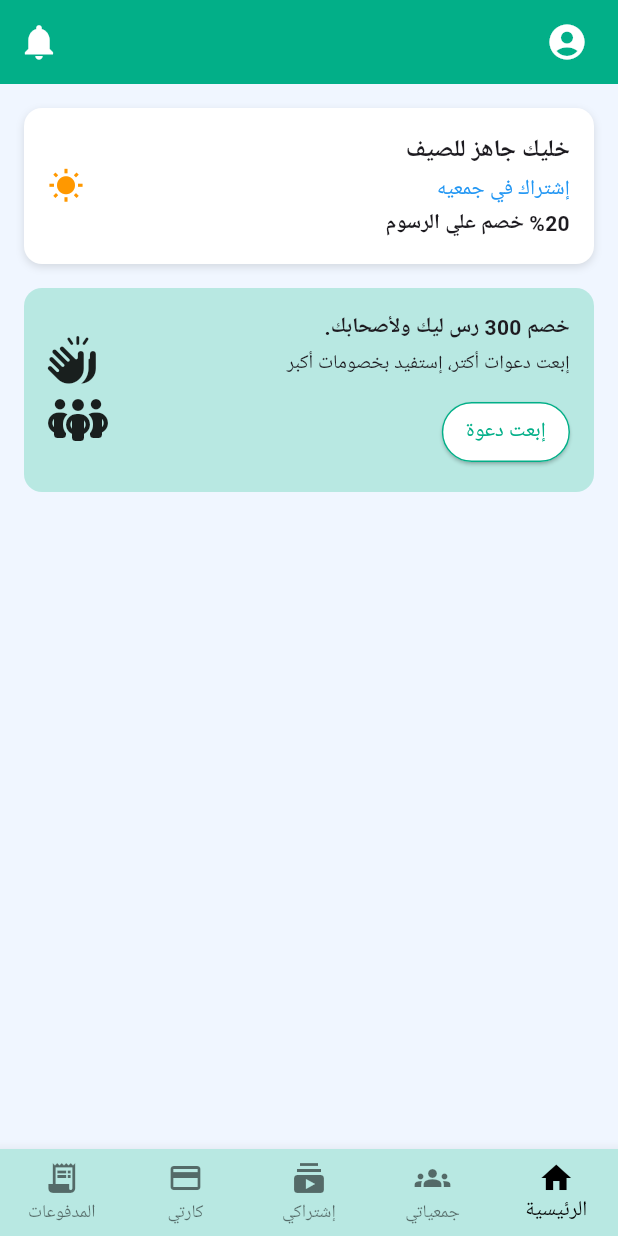
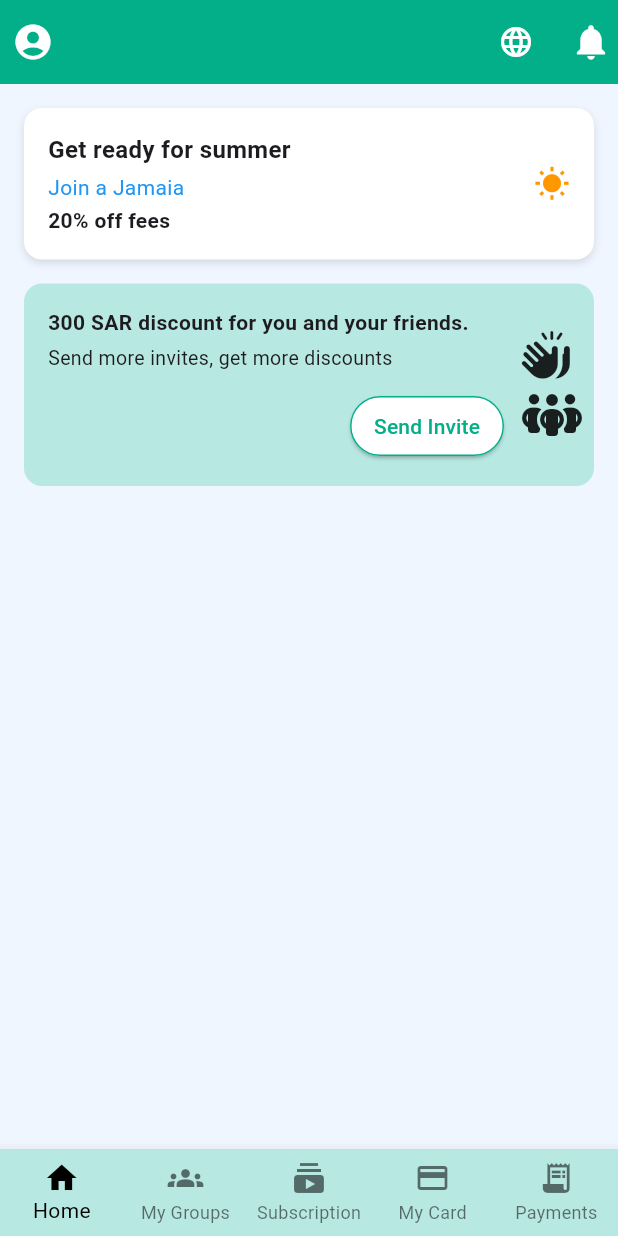
Before and after one commit to MARTINA-MOUSA/Gamaia-App-Flutter, a Flutter app: the MainScreen screen opened by its route, on a phone screen of 412 x 824 dp. Run offline on Flutter 3.47's test engine with Material 3 defaults, Android fonts, the phone set to English and light mode, and no system bars; our stand-ins replace easy_localization, font_awesome_flutter, shared_preferences; accounts and stored records are empty.

Commit message:
feat: add localization support with Arabic and English translations

```diff
--- /dev/null
+++ b/assets/langs/ar.json
@@ -0,0 +1,13 @@
+{
+  "home": "الرئيسية",
+  "my_groups": "جمعياتي",
+  "subscription": "إشتراكي",
+  "my_card": "كارتي",
+  "payments": "المدفوعات",
+  "summer_ready": "خليك جاهز للصيف",
+  "join_now": "إشتراك في جمعيه",
+  "discount": "%20 خصم علي الرسوم",
+  "invite_discount": "خصم 300 رس ليك ولأصحابك.",
+  "invite_text": "إبعت دعوات أكتر، إستفيد بخصومات أكبر",
+  "send_invite": "إبعت دعوة"
+}
--- /dev/null
+++ b/assets/langs/en.json
@@ -0,0 +1,13 @@
+{
+  "home": "Home",
+  "my_groups": "My Groups",
+  "subscription": "Subscription",
+  "my_card": "My Card",
+  "payments": "Payments",
+  "summer_ready": "Get ready for summer",
+  "join_now": "Join a Jamaia",
+  "discount": "20% off fees",
+  "invite_discount": "300 SAR discount for you and your friends.",
+  "invite_text": "Send more invites, get more discounts",
+  "send_invite": "Send Invite"
+}
--- a/lib/Pages/Home Page.dart
+++ b/lib/Pages/Home Page.dart
@@ -1,5 +1,8 @@
+
+import 'dart:ui' as ui;
 import 'package:flutter/material.dart';
 import 'package:font_awesome_flutter/font_awesome_flutter.dart';
+import 'package:easy_localization/easy_localization.dart';
 import 'package:gamaiaapp/constants.dart';
 import 'package:gamaiaapp/Pages/profile_page.dart';
 
@@ -13,13 +16,13 @@ class MainScreen extends StatefulWidget {
 class _MainScreenState extends State<MainScreen> {
   int _selectedIndex = 0;
 
-  final List<Widget> _screens = [
-    const HomeTab(),
-    const Center(child: Text('جمعياتي')),
-    const Center(child: Text('إشتراكي')),
-    const Center(child: Text('كارتي')),
-    const Center(child: Text('المدفوعات')),
-  ];
+  List<Widget> get _screens => [
+     HomeTab(),
+        Center(child: Text(tr('my_groups'), style: const TextStyle(fontSize: 20))),
+        Center(child: Text(tr('subscription'), style: const TextStyle(fontSize: 20))),
+        Center(child: Text(tr('my_card'), style: const TextStyle(fontSize: 20))),
+        Center(child: Text(tr('payments'), style: const TextStyle(fontSize: 20))),
+      ];
 
   void _onItemTapped(int index) {
     setState(() => _selectedIndex = index);
@@ -28,13 +31,14 @@ class _MainScreenState extends State<MainScreen> {
   @override
   Widget build(BuildContext context) {
     return Directionality(
-      textDirection: TextDirection.rtl,
+      textDirection: context.locale.languageCode == 'ar'
+          ? ui.TextDirection.rtl
+          : ui.TextDirection.ltr,
       child: Scaffold(
         backgroundColor: kBackgroundColor,
         appBar: AppBar(
           backgroundColor: kPrimaryColor,
           elevation: 0,
-          // بدلاً من العنوان نستخدم leading
           leading: Padding(
             padding: const EdgeInsets.only(right: 12),
             child: GestureDetector(
@@ -47,8 +51,21 @@ class _MainScreenState extends State<MainScreen> {
               child: const Icon(Icons.account_circle, color: Colors.white, size: 28),
             ),
           ),
-          actions: const [
+          actions: [
             Padding(
+              padding: const EdgeInsets.only(left: 8.0),
+              child: PopupMenuButton(
+                icon: const Icon(Icons.language, color: Colors.white),
+                onSelected: (value) {
+                  context.setLocale(Locale(value));
+                },
+                itemBuilder: (context) => const [
+                  PopupMenuItem(value: 'ar', child: Text('العربية')),
+                  PopupMenuItem(value: 'en', child: Text('English')),
+                ],
+              ),
+            ),
+            const Padding(
               padding: EdgeInsets.only(left: 12, right: 4),
               child: Icon(Icons.notifications, color: Colors.white, size: 28),
             ),
@@ -62,12 +79,12 @@ class _MainScreenState extends State<MainScreen> {
           unselectedItemColor: Colors.black54,
           onTap: _onItemTapped,
           type: BottomNavigationBarType.fixed,
-          items: const [
-            BottomNavigationBarItem(icon: Icon(Icons.home), label: 'الرئيسية'),
-            BottomNavigationBarItem(icon: Icon(Icons.groups), label: 'جمعياتي'),
-            BottomNavigationBarItem(icon: Icon(Icons.subscriptions), label: 'إشتراكي'),
-            BottomNavigationBarItem(icon: Icon(Icons.credit_card), label: 'كارتي'),
-            BottomNavigationBarItem(icon: Icon(Icons.receipt_long), label: 'المدفوعات'),
+          items: [
+            BottomNavigationBarItem(icon: Icon(Icons.home), label: tr('home')),
+            BottomNavigationBarItem(icon: Icon(Icons.groups), label: tr('my_groups')),
+            BottomNavigationBarItem(icon: Icon(Icons.subscriptions), label: tr('subscription')),
+            BottomNavigationBarItem(icon: Icon(Icons.credit_card), label: tr('my_card')),
+            BottomNavigationBarItem(icon: Icon(Icons.receipt_long), label: tr('payments')),
           ],
         ),
       ),
@@ -97,24 +114,23 @@ class HomeTab extends StatelessWidget {
             child: Row(
               mainAxisAlignment: MainAxisAlignment.spaceBetween,
               children: [
-                // النصوص
                 Expanded(
                   child: Column(
                     crossAxisAlignment: CrossAxisAlignment.start,
-                    children: const [
+                    children: [
                       Text(
-                        'خليك جاهز للصيف',
-                        style: TextStyle(fontWeight: FontWeight.bold, fontSize: 16),
+                        tr('summer_ready'),
+                        style: const TextStyle(fontWeight: FontWeight.bold, fontSize: 16),
                       ),
-                      SizedBox(height: 4),
+                      const SizedBox(height: 4),
                       Text(
-                        'إشتراك في جمعيه',
-                        style: TextStyle(color: Colors.blue, fontSize: 14),
+                        tr('join_now'),
+                        style: const TextStyle(color: Colors.blue, fontSize: 14),
                       ),
-                      SizedBox(height: 2),
+                      const SizedBox(height: 2),
                       Text(
-                        '%20 خصم علي الرسوم',
-                        style: TextStyle(fontWeight: FontWeight.bold, fontSize: 14),
+                        tr('discount'),
+                        style: const TextStyle(fontWeight: FontWeight.bold, fontSize: 14),
                       ),
                     ],
                   ),
@@ -125,8 +141,6 @@ class HomeTab extends StatelessWidget {
             ),
           ),
           const SizedBox(height: 16),
-
-          // بطاقة الدعوة
           Container(
             width: double.infinity,
             padding: const EdgeInsets.all(16),
@@ -137,19 +151,18 @@ class HomeTab extends StatelessWidget {
             child: Row(
               mainAxisAlignment: MainAxisAlignment.spaceBetween,
               children: [
-                // النصوص
                 Expanded(
                   child: Column(
                     crossAxisAlignment: CrossAxisAlignment.start,
                     children: [
-                      const Text(
-                        'خصم 300 رس ليك ولأصحابك.',
-                        style: TextStyle(fontWeight: FontWeight.bold),
+                      Text(
+                        tr('invite_discount'),
+                        style: const TextStyle(fontWeight: FontWeight.bold),
                       ),
                       const SizedBox(height: 4),
-                      const Text(
-                        'إبعت دعوات أكتر، إستفيد بخصومات أكبر',
-                        style: TextStyle(fontSize: 13),
+                      Text(
+                        tr('invite_text'),
+                        style: const TextStyle(fontSize: 13),
                       ),
                       const SizedBox(height: 12),
                       Align(
@@ -162,7 +175,7 @@ class HomeTab extends StatelessWidget {
                             side: const BorderSide(color: kPrimaryColor),
                             padding: const EdgeInsets.symmetric(horizontal: 16, vertical: 8),
                           ),
-                          child: const Text('إبعت دعوة'),
+                          child: Text(tr('send_invite')),
                         ),
                       ),
                     ],
--- a/lib/constants.dart
+++ b/lib/constants.dart
@@ -1,6 +1,6 @@
 import 'package:flutter/material.dart';
 
-const String kApiBaseUrl = 'http://10.0.2.2:3000';
+const String kApiBaseUrl = 'https://api.technologytanda.com';
 
 const Color kPrimaryColor = Color(0xFF02AF88);
 const Color kPrimaryColor2 = Color.fromARGB(255, 2, 94, 175);
--- a/lib/main.dart
+++ b/lib/main.dart
@@ -1,11 +1,22 @@
 import 'package:flutter/material.dart';
+import 'package:easy_localization/easy_localization.dart';
+import 'constants.dart';
 import 'package:gamaiaapp/Pages/Home Page.dart';
-import 'constants.dart';
 import 'package:gamaiaapp/Pages/Login-page.dart';
 import 'pages/register/register_page.dart';
 
-void main() {
-  runApp(const GamaiaApp());
+void main() async {
+  WidgetsFlutterBinding.ensureInitialized();
+  await EasyLocalization.ensureInitialized();
+
+  runApp(
+    EasyLocalization(
+      supportedLocales: const [Locale('en'), Locale('ar')],
+      path: 'assets/langs',
+      fallbackLocale: const Locale('ar'),
+      child: const GamaiaApp(),
+    ),
+  );
 }
 
 class GamaiaApp extends StatelessWidget {
@@ -19,12 +30,14 @@ class GamaiaApp extends StatelessWidget {
         primaryColor: kPrimaryColor,
         scaffoldBackgroundColor: kBackgroundColor,
       ),
+      locale: context.locale,
+      supportedLocales: context.supportedLocales,
+      localizationsDelegates: context.localizationDelegates,
       initialRoute: '/login',
       routes: {
         '/login': (context) => const LoginPage(),
         '/register': (context) => const RegisterPage(),
-          '/main': (_) => const MainScreen(),
-
+        '/main': (context) => const MainScreen(),
       },
     );
   }
--- a/pubspec.yaml
+++ b/pubspec.yaml
@@ -34,6 +34,7 @@ dependencies:
   http: ^0.13.5
   shared_preferences: ^2.0.18
   font_awesome_flutter: ^10.4.0
+  easy_localization: ^3.0.1
   # The following adds the Cupertino Icons font to your application.
   # Use with the CupertinoIcons class for iOS style icons.
   cupertino_icons: ^1.0.6
@@ -61,8 +62,8 @@ flutter:
   uses-material-design: true
 
   # To add assets to your application, add an assets section, like this:
-  # assets:
-  #   - images/a_dot_burr.jpeg
+  assets:
+    - assets/langs/
   #   - images/a_dot_ham.jpeg
 
   # An image asset can refer to one or more resolution-specific "variants", see
```
Also changed, not shown: pubspec.lock.
